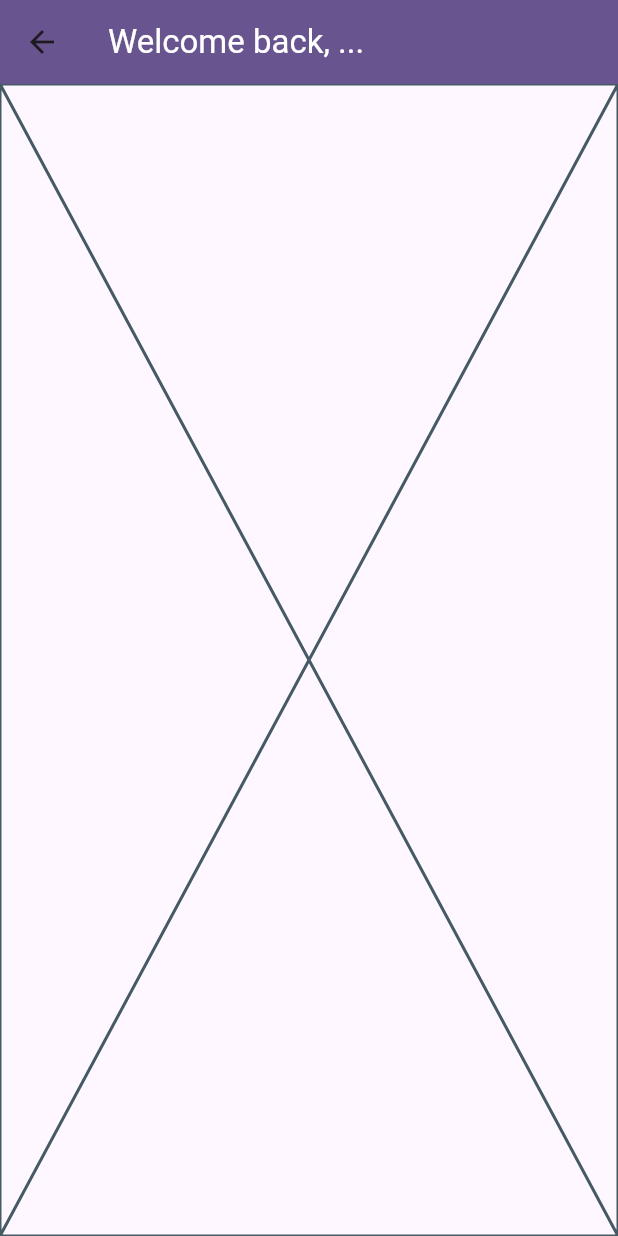
After one commit to niooii/jupitered-frontend, a Flutter app: the StatsPage screen opened directly, on a phone screen of 412 x 824 dp. The commit adds this screen. Run offline on Flutter 3.47's test engine with Material 3 defaults, Android fonts, the phone set to English and light mode, and no system bars; our stand-ins replace gap, lottie, persistent_bottom_nav_bar, sqflite; missing offline and left inert: catppuccin_flutter, flutter_hsvcolor_picker; accounts and stored records are empty.

Commit message:
update ui

```diff
--- a/lib/jupiter_frontend.dart
+++ b/lib/jupiter_frontend.dart
@@ -3,6 +3,7 @@ import 'package:flutter/material.dart';
 import 'package:jupiter_frontend/pages/login_screen.dart';
 
 import 'package:catppuccin_flutter/catppuccin_flutter.dart';
+import 'package:jupiter_frontend/pages/main_screen.dart';
 import 'package:jupiter_frontend/pages/theme_page.dart';
 
 // test import
@@ -46,6 +47,7 @@ class _JupiterFrontendAppState extends State<JupiterFrontendApp> {
   @override
   Widget build(BuildContext context) {
     return MaterialApp(
+      debugShowCheckedModeBanner: false,
       title: 'Callisto',
       theme: _theme,
       home: LoginScreen(),
--- a/lib/main.dart
+++ b/lib/main.dart
@@ -5,5 +5,6 @@ import 'package:jupiter_frontend/services/sqlite_helper.dart';
 void main() async {
   WidgetsFlutterBinding.ensureInitialized();
   await DBHelper.getInstance().initDB();
+
   runApp(const JupiterFrontendApp());
 }
--- a/lib/pages/loading_screen.dart
+++ b/lib/pages/loading_screen.dart
@@ -2,6 +2,7 @@ import 'package:flutter/material.dart';
 
 import 'package:jupiter_frontend/pages/home_page.dart';
 import 'package:jupiter_frontend/pages/login_screen.dart';
+import 'package:jupiter_frontend/pages/main_screen.dart';
 import 'package:lottie/lottie.dart';
 
 class LoadingPage extends StatelessWidget {
@@ -24,7 +25,7 @@ class LoadingPage extends StatelessWidget {
           // Navigator.pop(context);
           Navigator.pushReplacement(
             context,
-            MaterialPageRoute(builder: (context) => HomePage()),
+            MaterialPageRoute(builder: (context) => MainScreen()),
           );
         });
       }
--- /dev/null
+++ b/lib/pages/statistics_page.dart
@@ -0,0 +1,25 @@
+import 'package:flutter/material.dart';
+
+class StatsPage extends StatefulWidget {
+  const StatsPage({super.key});
+
+  @override
+  State<StatsPage> createState() => StatsPageState();
+}
+
+class StatsPageState extends State<StatsPage> {
+  @override
+  Widget build(BuildContext context) {
+    return SafeArea(
+        child: Scaffold(
+            appBar: AppBar(
+              backgroundColor: Theme.of(context).colorScheme.primary,
+              title: Text("Welcome back, ...",
+                  style: TextStyle(
+                      color: Theme.of(context).colorScheme.onPrimary)),
+            ),
+            body: Placeholder()
+      )
+    );
+  }
+}
--- a/pubspec.yaml
+++ b/pubspec.yaml
@@ -47,6 +47,7 @@ dependencies:
   gap: ^3.0.1
   path: ^1.8.3
   path_provider: ^2.1.2
+  persistent_bottom_nav_bar: ^5.0.2
 
 dev_dependencies:
   flutter_test:
```
Also changed, not shown: lib/pages/main_screen.dart (added, +81 -0 lines), pubspec.lock.
